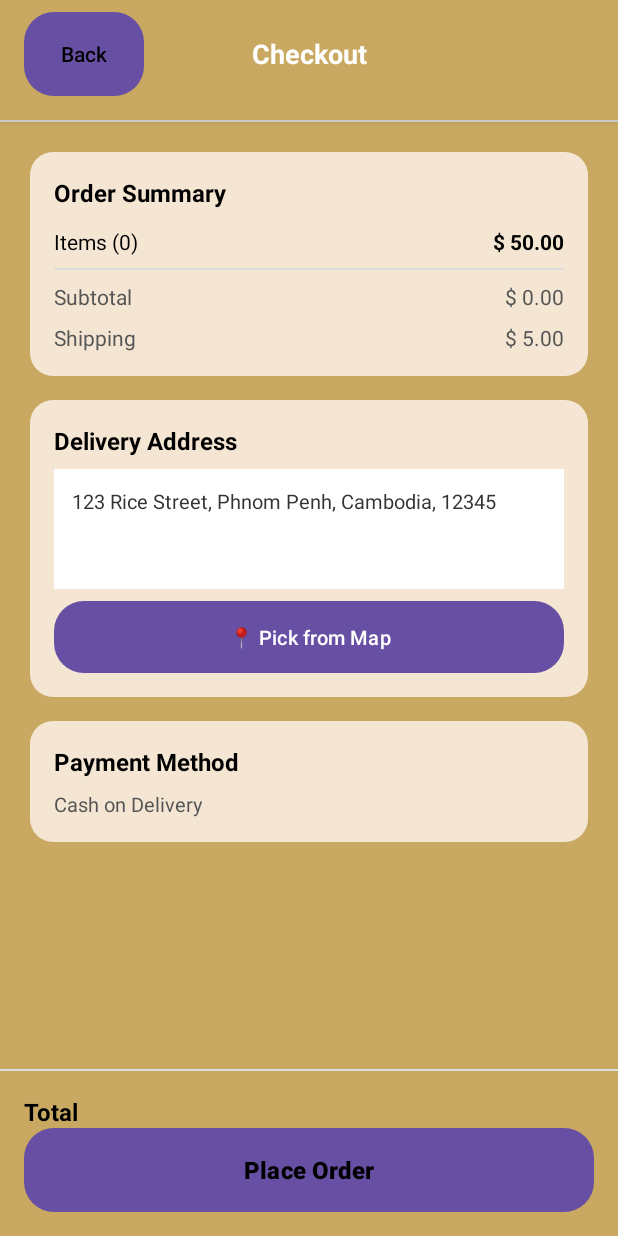
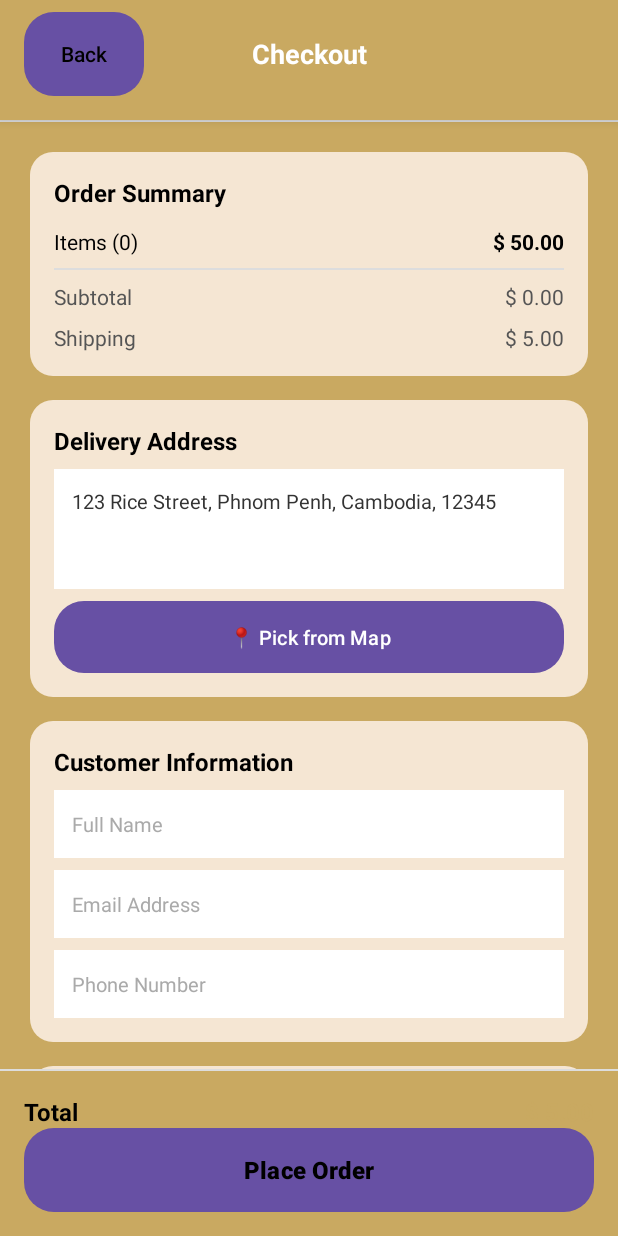
Before and after one commit to TeVaDaGame/Angkor-Rice-Shop, an Android app: the CheckoutActivity screen opened directly, with no data from a screen before it, after a tap on "Place Order", on a phone screen of 412 x 824 dp. Run offline under Robolectric (Android 15) with nearby library versions, the phone set to English and light mode, and no system bars.

Commit message:
Add customer information fields (name, email, phone) to checkout screen

```diff
--- a/app/src/main/java/com/example/angkorriceapp/CheckoutActivity.java
+++ b/app/src/main/java/com/example/angkorriceapp/CheckoutActivity.java
@@ -25,6 +25,9 @@ public class CheckoutActivity extends AppCompatActivity {
     private TextView tvTotal;
     private TextView tvOrderItems;
     private EditText etDeliveryAddress;
+    private EditText etCustomerName;
+    private EditText etCustomerEmail;
+    private EditText etCustomerPhone;
 
     private ActivityResultLauncher<Intent> mapPickerLauncher;
 
@@ -69,6 +72,9 @@ public class CheckoutActivity extends AppCompatActivity {
         tvTotal = findViewById(R.id.tvTotal);
         tvOrderItems = findViewById(R.id.tvOrderItems);
         etDeliveryAddress = findViewById(R.id.etDeliveryAddress);
+        etCustomerName = findViewById(R.id.etCustomerName);
+        etCustomerEmail = findViewById(R.id.etCustomerEmail);
+        etCustomerPhone = findViewById(R.id.etCustomerPhone);
     }
 
     private void setupListeners() {
@@ -83,18 +89,42 @@ public class CheckoutActivity extends AppCompatActivity {
 
         // Place Order button
         btnPlaceOrder.setOnClickListener(v -> {
+            String name = etCustomerName.getText().toString().trim();
+            String email = etCustomerEmail.getText().toString().trim();
+            String phone = etCustomerPhone.getText().toString().trim();
             String address = etDeliveryAddress.getText().toString().trim();
+
+            if (name.isEmpty()) {
+                Toast.makeText(this, "Please enter your name", Toast.LENGTH_SHORT).show();
+                return;
+            }
+            if (email.isEmpty()) {
+                Toast.makeText(this, "Please enter your email", Toast.LENGTH_SHORT).show();
+                return;
+            }
+            if (phone.isEmpty()) {
+                Toast.makeText(this, "Please enter your phone number", Toast.LENGTH_SHORT).show();
+                return;
+            }
             if (address.isEmpty()) {
                 Toast.makeText(this, "Please enter a delivery address", Toast.LENGTH_SHORT).show();
                 return;
             }
+
             double total = CartManager.getInstance().getTotalPrice();
             if (CartManager.getInstance().getCartItems().isEmpty()) {
                 Toast.makeText(this, "Cart is empty", Toast.LENGTH_SHORT).show();
             } else {
-                Toast.makeText(this, "Order placed successfully!\nDelivery to: " + address + "\nTotal: $" + String.format("%.2f", total), Toast.LENGTH_LONG).show();
+                String orderMessage = String.format("Order placed successfully!\nName: %s\nEmail: %s\nPhone: %s\nDelivery to: %s\nTotal: $%.2f",
+                    name, email, phone, address, total);
+                Toast.makeText(this, orderMessage, Toast.LENGTH_LONG).show();
                 // Clear cart after successful order
                 CartManager.getInstance().getCartItems().clear();
+                // Clear all input fields
+                etCustomerName.setText("");
+                etCustomerEmail.setText("");
+                etCustomerPhone.setText("");
+                etDeliveryAddress.setText("");
                 // Navigate back to cart
                 finish();
             }
--- a/app/src/main/res/layout/activity_checkout.xml
+++ b/app/src/main/res/layout/activity_checkout.xml
@@ -213,6 +213,71 @@
 
             </LinearLayout>
 
+            <!-- Customer Information Card -->
+            <LinearLayout
+                android:layout_width="match_parent"
+                android:layout_height="wrap_content"
+                android:orientation="vertical"
+                android:background="@drawable/rounded_cart_item_background"
+                android:padding="16dp"
+                android:layout_margin="8dp"
+                android:spacing="12dp">
+
+                <TextView
+                    android:layout_width="match_parent"
+                    android:layout_height="wrap_content"
+                    android:text="Customer Information"
+                    android:textSize="16sp"
+                    android:textStyle="bold"
+                    android:textColor="#000000"
+                    android:layout_marginBottom="8dp" />
+
+                <EditText
+                    android:id="@+id/etCustomerName"
+                    android:layout_width="match_parent"
+                    android:layout_height="45dp"
+                    android:hint="Full Name"
+                    android:textSize="13sp"
+                    android:textColor="#333333"
+                    android:textColorHint="#AAAAAA"
+                    android:paddingStart="12dp"
+                    android:paddingEnd="12dp"
+                    android:background="#FFFFFF"
+                    android:inputType="text"
+                    android:gravity="center_vertical"
+                    android:layout_marginBottom="8dp" />
+
+                <EditText
+                    android:id="@+id/etCustomerEmail"
+                    android:layout_width="match_parent"
+                    android:layout_height="45dp"
+                    android:hint="Email Address"
+                    android:textSize="13sp"
+                    android:textColor="#333333"
+                    android:textColorHint="#AAAAAA"
+                    android:paddingStart="12dp"
+                    android:paddingEnd="12dp"
+                    android:background="#FFFFFF"
+                    android:inputType="textEmailAddress"
+                    android:gravity="center_vertical"
+                    android:layout_marginBottom="8dp" />
+
+                <EditText
+                    android:id="@+id/etCustomerPhone"
+                    android:layout_width="match_parent"
+                    android:layout_height="45dp"
+                    android:hint="Phone Number"
+                    android:textSize="13sp"
+                    android:textColor="#333333"
+                    android:textColorHint="#AAAAAA"
+                    android:paddingStart="12dp"
+                    android:paddingEnd="12dp"
+                    android:background="#FFFFFF"
+                    android:inputType="phone"
+                    android:gravity="center_vertical" />
+
+            </LinearLayout>
+
             <!-- Payment Method Card -->
             <LinearLayout
                 android:layout_width="match_parent"
```
